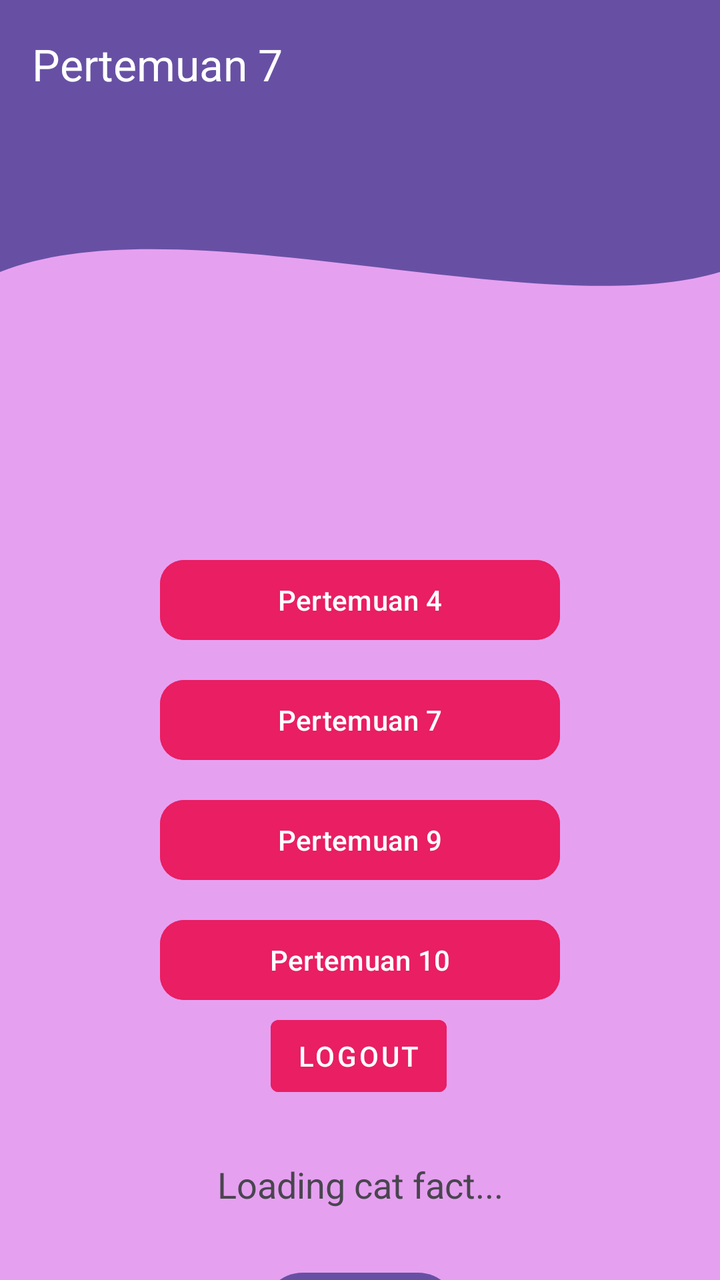
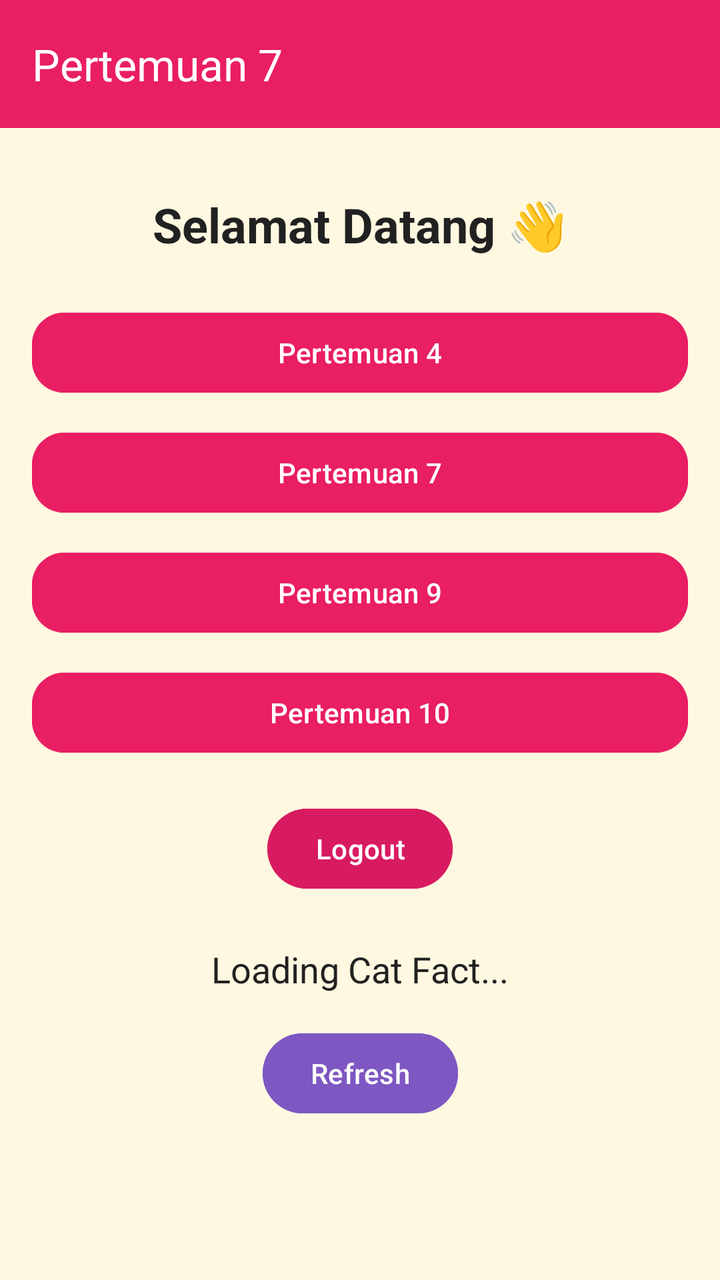

The first picture is an Android layout as it rendered before a commit; the second is the same layout after the commit. The layout source and the unified diff follow.
<!-- AndroidManifest.xml: application theme Theme.MersyaApps -->
<!-- res/layout/fragment_home.xml -->
<?xml version="1.0" encoding="utf-8"?>
<androidx.constraintlayout.widget.ConstraintLayout xmlns:android="http://schemas.android.com/apk/res/android"
    xmlns:app="http://schemas.android.com/apk/res-auto"
    xmlns:tools="http://schemas.android.com/tools"
    android:layout_width="match_parent"
    android:layout_height="match_parent"
    android:background="#65BF1BD8"
    tools:context=".Home.HomeFragment">

    <androidx.appcompat.widget.Toolbar
        android:id="@+id/toolbar"
        android:layout_width="0dp"
        android:layout_height="?attr/actionBarSize"
        android:background="?attr/colorPrimary"
        app:layout_constraintEnd_toEndOf="parent"
        app:layout_constraintStart_toStartOf="parent"
        app:layout_constraintTop_toTopOf="parent"
        app:title="Pertemuan 7"
        app:titleTextColor="@android:color/white" />

    <View
        android:id="@+id/background_header"
        android:layout_width="0dp"
        android:layout_height="180dp"
        android:background="@drawable/bg_header_wave"
        app:layout_constraintEnd_toEndOf="parent"
        app:layout_constraintStart_toStartOf="parent"
        app:layout_constraintTop_toBottomOf="@+id/toolbar" />

    <com.google.android.material.button.MaterialButton
        android:id="@+id/button1"
        android:layout_width="200dp"
        android:layout_height="wrap_content"
        android:layout_marginTop="32dp"
        android:backgroundTint="#E91E63"
        android:text="Pertemuan 4"
        android:textColor="@android:color/white"
        app:cornerRadius="12dp"
        app:layout_constraintEnd_toEndOf="parent"
        app:layout_constraintStart_toStartOf="parent"
        app:layout_constraintTop_toBottomOf="@+id/background_header" />

    <com.google.android.material.button.MaterialButton
        android:id="@+id/button2"
        android:layout_width="200dp"
        android:layout_height="wrap_content"
        android:layout_marginTop="12dp"
        android:backgroundTint="#E91E63"
        android:text="Pertemuan 7"
        android:textColor="@android:color/white"
        app:cornerRadius="12dp"
        app:layout_constraintEnd_toEndOf="parent"
        app:layout_constraintStart_toStartOf="parent"
        app:layout_constraintTop_toBottomOf="@+id/button1" />

    <com.google.android.material.button.MaterialButton
        android:id="@+id/button4"
        android:layout_width="200dp"
        android:layout_height="wrap_content"
        android:layout_marginTop="12dp"
        android:backgroundTint="#E91E63"
        android:text="Pertemuan 9"
        android:textColor="@android:color/white"
        app:cornerRadius="12dp"
        app:layout_constraintEnd_toEndOf="parent"
        app:layout_constraintStart_toStartOf="parent"
        app:layout_constraintTop_toBottomOf="@+id/button2" />

    <com.google.android.material.button.MaterialButton
        android:id="@+id/btnToTenth"
        android:layout_width="200dp"
        android:layout_height="wrap_content"
        android:layout_marginTop="12dp"
        android:backgroundTint="#E91E63"
        android:text="Pertemuan 10"
        android:textAllCaps="false"
        android:textColor="@android:color/white"
        app:cornerRadius="12dp"
        app:layout_constraintEnd_toEndOf="parent"
        app:layout_constraintStart_toStartOf="parent"
        app:layout_constraintTop_toBottomOf="@+id/button4" />

    <com.google.android.material.button.MaterialButton
        android:id="@+id/btnLogout"
        style="@style/Widget.MaterialComponents.Button.TextButton"
        android:layout_width="wrap_content"
        android:layout_height="wrap_content"
        android:layout_marginBottom="24dp"
        android:backgroundTint="#E91E63"
        android:text="Logout"
        android:textColor="@color/white"
        app:layout_constraintBottom_toBottomOf="parent"
        app:layout_constraintEnd_toEndOf="parent"
        app:layout_constraintHorizontal_bias="0.498"
        app:layout_constraintStart_toStartOf="parent"
        app:layout_constraintTop_toBottomOf="@+id/btnToTenth"
        app:layout_constraintVertical_bias="0.0" />


    <TextView
        android:id="@+id/tvCatFact"
        android:layout_width="match_parent"
        android:layout_height="wrap_content"
        android:layout_marginTop="28dp"
        android:gravity="center"
        android:text="Loading cat fact..."
        android:textAlignment="center"
        android:textSize="18sp"
        app:layout_constraintEnd_toEndOf="parent"
        app:layout_constraintStart_toStartOf="parent"
        app:layout_constraintTop_toBottomOf="@+id/btnLogout" />

    <Button
        android:id="@+id/btnRefresh"
        android:layout_width="wrap_content"
        android:layout_height="wrap_content"
        android:layout_marginTop="28dp"
        android:text="Refresh"
        app:layout_constraintEnd_toEndOf="parent"
        app:layout_constraintStart_toStartOf="parent"
        app:layout_constraintTop_toBottomOf="@+id/tvCatFact" />
</androidx.constraintlayout.widget.ConstraintLayout>
<!-- resources referenced by this layout -->
<resources>
  <color name="white">#FFFFFFFF</color>
  <!-- drawable bg_header_wave (drawable) -->
  <vector xmlns:android="http://schemas.android.com/apk/res/android"
      android:width="100dp"
      android:height="100dp"
      android:viewportWidth="100"
      android:viewportHeight="100">
  
      
      <path
          android:fillColor="?attr/colorPrimary"
          android:pathData="
              M0,0
              L100,0
              L100,40
              C 75,55
                25,20
                0,40
              Z"
      />
  </vector>
  <style name="Theme.MersyaApps" parent="Base.Theme.MersyaApps" />
  <style name="Base.Theme.MersyaApps" parent="Theme.Material3.DayNight.NoActionBar">
          
          
      </style>
</resources>

<!-- the commit's change to res/layout/fragment_home.xml (unified diff, before → after) -->
@@ -1,122 +1,160 @@
 <?xml version="1.0" encoding="utf-8"?>
-<androidx.constraintlayout.widget.ConstraintLayout xmlns:android="http://schemas.android.com/apk/res/android"
+<androidx.coordinatorlayout.widget.CoordinatorLayout
+    xmlns:android="http://schemas.android.com/apk/res/android"
     xmlns:app="http://schemas.android.com/apk/res-auto"
     xmlns:tools="http://schemas.android.com/tools"
     android:layout_width="match_parent"
     android:layout_height="match_parent"
-    android:background="#65BF1BD8"
+    android:background="#FFF8E1"
     tools:context=".Home.HomeFragment">
 
-    <androidx.appcompat.widget.Toolbar
-        android:id="@+id/toolbar"
-        android:layout_width="0dp"
-        android:layout_height="?attr/actionBarSize"
-        android:background="?attr/colorPrimary"
-        app:layout_constraintEnd_toEndOf="parent"
-        app:layout_constraintStart_toStartOf="parent"
-        app:layout_constraintTop_toTopOf="parent"
-        app:title="Pertemuan 7"
-        app:titleTextColor="@android:color/white" />
+    <com.google.android.material.appbar.AppBarLayout
+        android:layout_width="match_parent"
+        android:layout_height="wrap_content">
 
-    <View
-        android:id="@+id/background_header"
-        android:layout_width="0dp"
-        android:layout_height="180dp"
-        android:background="@drawable/bg_header_wave"
-        app:layout_constraintEnd_toEndOf="parent"
-        app:layout_constraintStart_toStartOf="parent"
-        app:layout_constraintTop_toBottomOf="@+id/toolbar" />
+        <androidx.appcompat.widget.Toolbar
+            android:id="@+id/toolbar"
+            android:layout_width="match_parent"
+            android:layout_height="?attr/actionBarSize"
+            android:background="#E91E63"
+            app:title="Pertemuan 7"
+            app:titleTextColor="@android:color/white"/>
 
-    <com.google.android.material.button.MaterialButton
-        android:id="@+id/button1"
-        android:layout_width="200dp"
-        android:layout_height="wrap_content"
-        android:layout_marginTop="32dp"
-        android:backgroundTint="#E91E63"
-        android:text="Pertemuan 4"
-        android:textColor="@android:color/white"
-        app:cornerRadius="12dp"
-        app:layout_constraintEnd_toEndOf="parent"
-        app:layout_constraintStart_toStartOf="parent"
-        app:layout_constraintTop_toBottomOf="@+id/background_header" />
+    </com.google.android.material.appbar.AppBarLayout>
 
-    <com.google.android.material.button.MaterialButton
-        android:id="@+id/button2"
-        android:layout_width="200dp"
-        android:layout_height="wrap_content"
-        android:layout_marginTop="12dp"
-        android:backgroundTint="#E91E63"
-        android:text="Pertemuan 7"
-        android:textColor="@android:color/white"
-        app:cornerRadius="12dp"
-        app:layout_constraintEnd_toEndOf="parent"
-        app:layout_constraintStart_toStartOf="parent"
-        app:layout_constraintTop_toBottomOf="@+id/button1" />
+    <androidx.core.widget.NestedScrollView
+        android:layout_width="match_parent"
+        android:layout_height="match_parent"
+        app:layout_behavior="@string/appbar_scrolling_view_behavior">
 
-    <com.google.android.material.button.MaterialButton
-        android:id="@+id/button4"
-        android:layout_width="200dp"
-        android:layout_height="wrap_content"
-        android:layout_marginTop="12dp"
-        android:backgroundTint="#E91E63"
-        android:text="Pertemuan 9"
-        android:textColor="@android:color/white"
-        app:cornerRadius="12dp"
-        app:layout_constraintEnd_toEndOf="parent"
-        app:layout_constraintStart_toStartOf="parent"
-        app:layout_constraintTop_toBottomOf="@+id/button2" />
+        <androidx.constraintlayout.widget.ConstraintLayout
+            android:layout_width="match_parent"
+            android:layout_height="wrap_content"
+            android:padding="16dp">
 
-    <com.google.android.material.button.MaterialButton
-        android:id="@+id/btnToTenth"
-        android:layout_width="200dp"
-        android:layout_height="wrap_content"
-        android:layout_marginTop="12dp"
-        android:backgroundTint="#E91E63"
-        android:text="Pertemuan 10"
-        android:textAllCaps="false"
-        android:textColor="@android:color/white"
-        app:cornerRadius="12dp"
-        app:layout_constraintEnd_toEndOf="parent"
-        app:layout_constraintStart_toStartOf="parent"
-        app:layout_constraintTop_toBottomOf="@+id/button4" />
+            
 
-    <com.google.android.material.button.MaterialButton
-        android:id="@+id/btnLogout"
-        style="@style/Widget.MaterialComponents.Button.TextButton"
-        android:layout_width="wrap_content"
-        android:layout_height="wrap_content"
-        android:layout_marginBottom="24dp"
-        android:backgroundTint="#E91E63"
-        android:text="Logout"
-        android:textColor="@color/white"
-        app:layout_constraintBottom_toBottomOf="parent"
-        app:layout_constraintEnd_toEndOf="parent"
-        app:layout_constraintHorizontal_bias="0.498"
-        app:layout_constraintStart_toStartOf="parent"
-        app:layout_constraintTop_toBottomOf="@+id/btnToTenth"
-        app:layout_constraintVertical_bias="0.0" />
+            <TextView
+                android:id="@+id/tvWelcome"
+                android:layout_width="0dp"
+                android:layout_height="wrap_content"
+                android:text="Selamat Datang 👋"
+                android:textSize="24sp"
+                android:textStyle="bold"
+                android:textColor="#212121"
+                android:gravity="center"
+                android:layout_marginTop="16dp"
+                app:layout_constraintTop_toTopOf="parent"
+                app:layout_constraintStart_toStartOf="parent"
+                app:layout_constraintEnd_toEndOf="parent"/>
 
+            
 
-    <TextView
-        android:id="@+id/tvCatFact"
-        android:layout_width="match_parent"
-        android:layout_height="wrap_content"
-        android:layout_marginTop="28dp"
-        android:gravity="center"
-        android:text="Loading cat fact..."
-        android:textAlignment="center"
-        android:textSize="18sp"
-        app:layout_constraintEnd_toEndOf="parent"
-        app:layout_constraintStart_toStartOf="parent"
-        app:layout_constraintTop_toBottomOf="@+id/btnLogout" />
+            <com.google.android.material.button.MaterialButton
+                android:id="@+id/button1"
+                android:layout_width="0dp"
+                android:layout_height="wrap_content"
+                android:text="Pertemuan 4"
+                android:layout_marginTop="24dp"
+                android:backgroundTint="#E91E63"
+                app:cornerRadius="16dp"
+                app:layout_constraintTop_toBottomOf="@id/tvWelcome"
+                app:layout_constraintStart_toStartOf="parent"
+                app:layout_constraintEnd_toEndOf="parent"/>
 
-    <Button
-        android:id="@+id/btnRefresh"
-        android:layout_width="wrap_content"
-        android:layout_height="wrap_content"
-        android:layout_marginTop="28dp"
-        android:text="Refresh"
-        app:layout_constraintEnd_toEndOf="parent"
-        app:layout_constraintStart_toStartOf="parent"
-        app:layout_constraintTop_toBottomOf="@+id/tvCatFact" />
-</androidx.constraintlayout.widget.ConstraintLayout>
+            <com.google.android.material.button.MaterialButton
+                android:id="@+id/button2"
+                android:layout_width="0dp"
+                android:layout_height="wrap_content"
+                android:text="Pertemuan 7"
+                android:layout_marginTop="12dp"
+                android:backgroundTint="#E91E63"
+                app:cornerRadius="16dp"
+                app:layout_constraintTop_toBottomOf="@id/button1"
+                app:layout_constraintStart_toStartOf="parent"
+                app:layout_constraintEnd_toEndOf="parent"/>
+
+            <com.google.android.material.button.MaterialButton
+                android:id="@+id/button4"
+                android:layout_width="0dp"
+                android:layout_height="wrap_content"
+                android:text="Pertemuan 9"
+                android:layout_marginTop="12dp"
+                android:backgroundTint="#E91E63"
+                app:cornerRadius="16dp"
+                app:layout_constraintTop_toBottomOf="@id/button2"
+                app:layout_constraintStart_toStartOf="parent"
+                app:layout_constraintEnd_toEndOf="parent"/>
+
+            <com.google.android.material.button.MaterialButton
+                android:id="@+id/btnToTenth"
+                android:layout_width="0dp"
+                android:layout_height="wrap_content"
+                android:text="Pertemuan 10"
+                android:layout_marginTop="12dp"
+                android:backgroundTint="#E91E63"
+                app:cornerRadius="16dp"
+                app:layout_constraintTop_toBottomOf="@id/button4"
+                app:layout_constraintStart_toStartOf="parent"
+                app:layout_constraintEnd_toEndOf="parent"/>
+
+            
+
+            <com.google.android.material.button.MaterialButton
+                android:id="@+id/btnLogout"
+                android:layout_width="wrap_content"
+                android:layout_height="wrap_content"
+                android:text="Logout"
+                android:layout_marginTop="20dp"
+                android:backgroundTint="#D81B60"
+                app:cornerRadius="20dp"
+                app:layout_constraintTop_toBottomOf="@id/btnToTenth"
+                app:layout_constraintStart_toStartOf="parent"
+                app:layout_constraintEnd_toEndOf="parent"/>
+
+            
+
+            <TextView
+                android:id="@+id/tvCatFact"
+                android:layout_width="0dp"
+                android:layout_height="wrap_content"
+                android:text="Loading Cat Fact..."
+                android:textSize="18sp"
+                android:textColor="#212121"
+                android:gravity="center"
+                android:layout_marginTop="24dp"
+                app:layout_constraintTop_toBottomOf="@id/btnLogout"
+                app:layout_constraintStart_toStartOf="parent"
+                app:layout_constraintEnd_toEndOf="parent"/>
+
+            
+
+            <com.google.android.material.button.MaterialButton
+                android:id="@+id/btnRefresh"
+                android:layout_width="wrap_content"
+                android:layout_height="wrap_content"
+                android:text="Refresh"
+                android:layout_marginTop="16dp"
+                android:backgroundTint="#7E57C2"
+                app:cornerRadius="20dp"
+                app:layout_constraintTop_toBottomOf="@id/tvCatFact"
+                app:layout_constraintStart_toStartOf="parent"
+                app:layout_constraintEnd_toEndOf="parent"/>
+
+            
+
+            <androidx.recyclerview.widget.RecyclerView
+                android:id="@+id/rvGallery"
+                android:layout_width="0dp"
+                android:layout_height="wrap_content"
+                android:layout_marginTop="20dp"
+                app:layout_constraintTop_toBottomOf="@id/btnRefresh"
+                app:layout_constraintStart_toStartOf="parent"
+                app:layout_constraintEnd_toEndOf="parent"
+                app:layout_constraintBottom_toBottomOf="parent"/>
+
+        </androidx.constraintlayout.widget.ConstraintLayout>
+
+    </androidx.core.widget.NestedScrollView>
+
+</androidx.coordinatorlayout.widget.CoordinatorLayout>
<!-- resource entries referenced after the edit -->
@@ -1,26 +1,5 @@
 <!-- resources referenced by this layout -->
 <resources>
-  <color name="white">#FFFFFFFF</color>
-  <!-- drawable bg_header_wave (drawable) -->
-  <vector xmlns:android="http://schemas.android.com/apk/res/android"
-      android:width="100dp"
-      android:height="100dp"
-      android:viewportWidth="100"
-      android:viewportHeight="100">
-  
-      
-      <path
-          android:fillColor="?attr/colorPrimary"
-          android:pathData="
-              M0,0
-              L100,0
-              L100,40
-              C 75,55
-                25,20
-                0,40
-              Z"
-      />
-  </vector>
   <style name="Theme.MersyaApps" parent="Base.Theme.MersyaApps" />
   <style name="Base.Theme.MersyaApps" parent="Theme.Material3.DayNight.NoActionBar">
           
